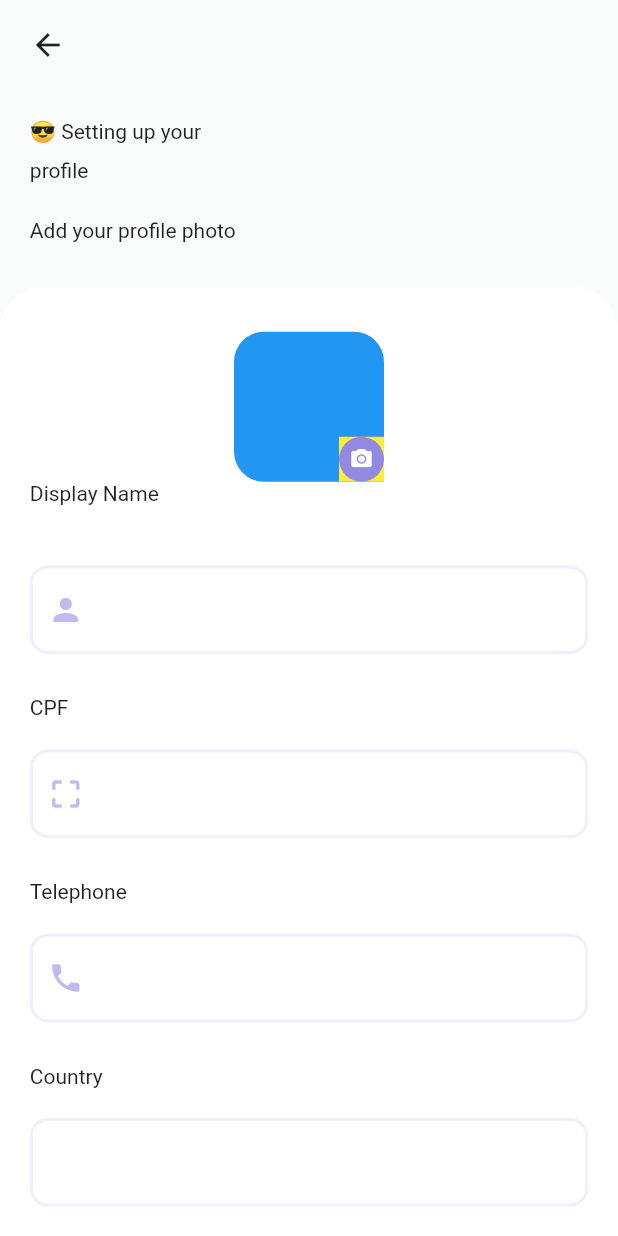
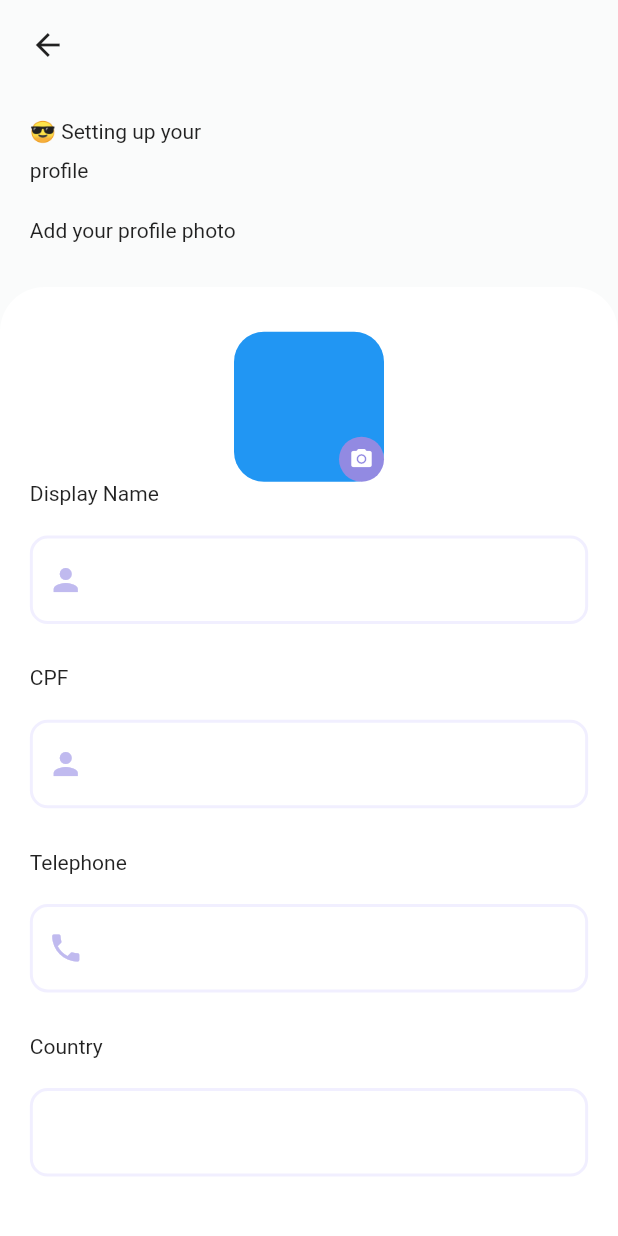
Before and after one commit to davidfffelix/desafio_3, a Flutter app: the LoginPage screen opened directly, on a phone screen of 412 x 824 dp. Run offline on Flutter 3.47's test engine with Material 2 defaults, Android fonts, the phone set to English and light mode, and no system bars.

Commit message:
Create Text e TextField

```diff
--- a/lib/home/home_page.dart
+++ b/lib/home/home_page.dart
@@ -3,6 +3,7 @@ import 'package:flutter/material.dart';
 import '../components/app_bar_widget.dart';
 import '../components/body_home_widget.dart';
 import '../components/header_widget.dart';
+import '../login_page/login_page.dart';
 
 class HomePage extends StatelessWidget {
   const HomePage({super.key});
@@ -53,7 +54,7 @@ class HomePage extends StatelessWidget {
                             ..onTap = () {
                               Navigator.of(context).push(
                                 MaterialPageRoute(
-                                  builder: (context) => const HomePage(),
+                                  builder: (context) => const LoginPage(),
                                 ),
                               );
                             },
--- a/lib/login_page/body_login.widget.dart
+++ b/lib/login_page/body_login.widget.dart
@@ -1,6 +1,7 @@
 import 'package:flutter/material.dart';
 import '../components/confirm_button_widget.dart';
 import '../components/custom_text_widget.dart';
+import '../components/text_field_widget.dart';
 import '../home/home_page.dart';
 import '../responsivity.dart';
 
@@ -49,20 +50,6 @@ class BodyLoginWidget extends StatelessWidget {
                 child: Stack(
                   children: [
                     Positioned(
-                      height: 30,
-                      width: 30,
-                      left: 70,
-                      top: 70,
-                      child: Container(
-                        color: Colors.red,
-                        child: Container(
-                          color: Colors.yellow,
-                        ),
-                      ),
-                    ),
-                    Positioned(
-                      bottom: 0,
-                      right: 0,
                       child: Container(
                         height: 30,
                         width: 30,
@@ -97,112 +84,43 @@ class BodyLoginWidget extends StatelessWidget {
           SizedBox(
             height: Responsivity.automatic(20, mediaQueryData),
           ),
-          Padding(
-            padding: EdgeInsets.only(
-              top: Responsivity.automatic(20, mediaQueryData),
-            ),
-            child: TextField(
-              decoration: InputDecoration(
-                enabledBorder: OutlineInputBorder(
-                  borderSide: BorderSide(
-                    width: Responsivity.automatic(2, mediaQueryData),
-                    color: const Color(0xffF1EFFF),
-                  ),
-                  borderRadius: BorderRadius.all(
-                    Radius.circular(
-                      Responsivity.automatic(12, mediaQueryData),
-                    ),
-                  ),
-                ),
-                prefixIcon: const Icon(
-                  Icons.person,
-                  color: Color(0xffC0BAEF),
-                ),
-              ),
-            ),
+          const TextFieldWidget(
+            prefixIcon: Icons.person,
           ),
           SizedBox(
             height: Responsivity.automatic(28, mediaQueryData),
           ),
-          const Text(
-            'CPF',
+          const CustomTextWidget(
+            title: 'CPF',
           ),
-          Padding(
-            padding: EdgeInsets.only(
-              top: Responsivity.automatic(20, mediaQueryData),
-            ),
-            child: TextField(
-              decoration: InputDecoration(
-                enabledBorder: OutlineInputBorder(
-                  borderSide: BorderSide(
-                    width: Responsivity.automatic(2, mediaQueryData),
-                    color: const Color(0xffF1EFFF),
-                  ),
-                  borderRadius: BorderRadius.all(
-                    Radius.circular(
-                      Responsivity.automatic(12, mediaQueryData),
-                    ),
-                  ),
-                ),
-                prefixIcon: const Icon(
-                  Icons.crop_free,
-                  color: Color(0xffC0BAEF),
-                ),
-              ),
-            ),
+          SizedBox(
+            height: Responsivity.automatic(20, mediaQueryData),
+          ),
+          const TextFieldWidget(
+            prefixIcon: Icons.person,
           ),
           SizedBox(
             height: Responsivity.automatic(28, mediaQueryData),
           ),
-          const Text('Telephone'),
-          Padding(
-            padding: EdgeInsets.only(
-              top: Responsivity.automatic(20, mediaQueryData),
-            ),
-            child: TextField(
-              decoration: InputDecoration(
-                enabledBorder: OutlineInputBorder(
-                  borderSide: const BorderSide(
-                    width: 2,
-                    color: Color(0xffF1EFFF),
-                  ),
-                  borderRadius: BorderRadius.all(
-                    Radius.circular(
-                      Responsivity.automatic(12, mediaQueryData),
-                    ),
-                  ),
-                ),
-                prefixIcon: const Icon(
-                  Icons.phone,
-                  color: Color(0xffC0BAEF),
-                ),
-              ),
-            ),
+          const CustomTextWidget(
+            title: 'Telephone',
+          ),
+          SizedBox(
+            height: Responsivity.automatic(20, mediaQueryData),
+          ),
+          const TextFieldWidget(
+            prefixIcon: Icons.phone,
           ),
           SizedBox(
             height: Responsivity.automatic(28, mediaQueryData),
           ),
-          const Text('Country'),
-          Padding(
-            padding: EdgeInsets.only(
-              top: Responsivity.automatic(20, mediaQueryData),
-              bottom: Responsivity.automatic(80, mediaQueryData),
-            ),
-            child: TextField(
-              decoration: InputDecoration(
-                enabledBorder: OutlineInputBorder(
-                  borderSide: const BorderSide(
-                    width: 2,
-                    color: Color(0xffF1EFFF),
-                  ),
-                  borderRadius: BorderRadius.all(
-                    Radius.circular(
-                      Responsivity.automatic(12, mediaQueryData),
-                    ),
-                  ),
-                ),
-              ),
-            ),
+          const CustomTextWidget(title: 'Country'),
+          SizedBox(
+            height: Responsivity.automatic(20, mediaQueryData),
+          ),
+          const TextFieldWidget(),
+          SizedBox(
+            height: Responsivity.automatic(90, mediaQueryData),
           ),
           ConfirmButtonWidget(
             onPressed: () {},
```
